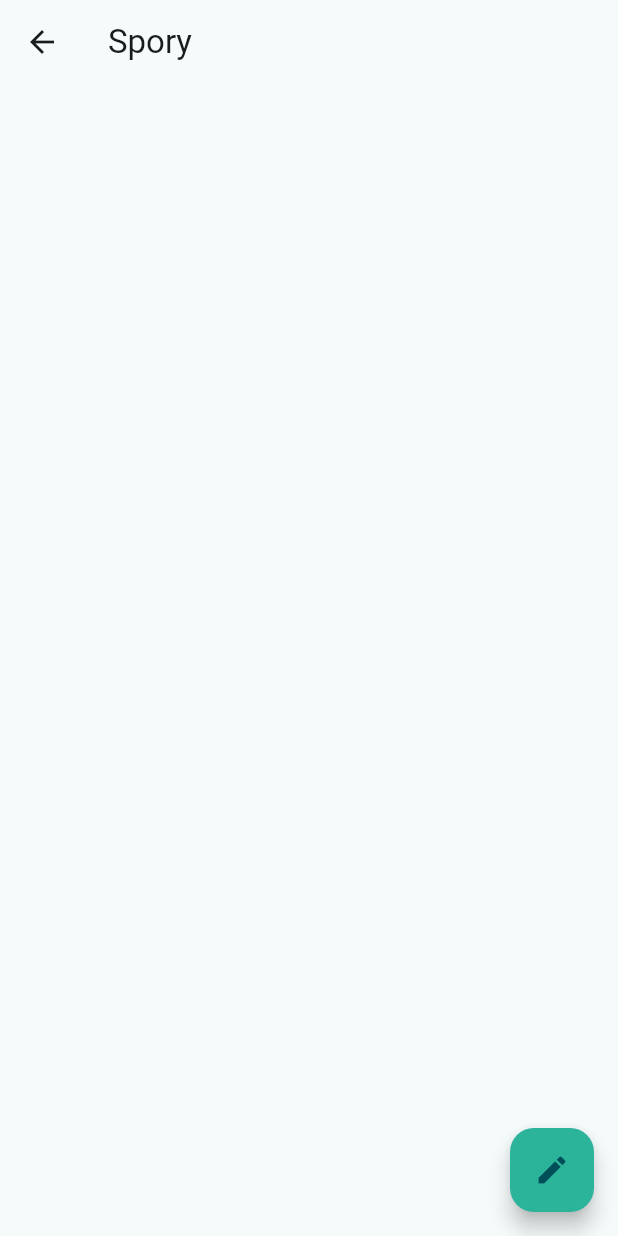
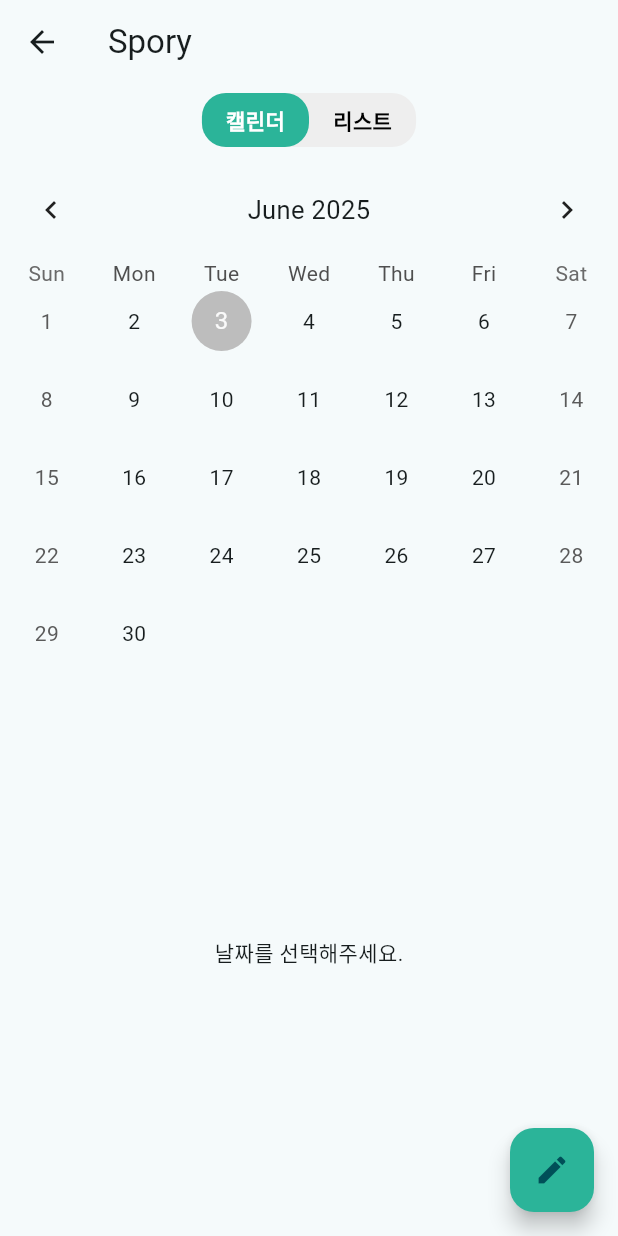
Before and after one commit to Joo-Ni/spory_frontend, a Flutter app: the StoryPage screen opened directly, on a phone screen of 412 x 824 dp. Run offline on Flutter 3.47's test engine with Material 3 defaults, Android fonts, the phone set to English and light mode, and no system bars; drawn by our look-alikes of table_calendar; our stand-ins replace location; missing offline and left inert: flutter_naver_map; statements that could not run were skipped.

Commit message:
add calendar not complete

```diff
--- a/lib/main.dart
+++ b/lib/main.dart
@@ -18,7 +18,7 @@ class MyApp extends StatelessWidget {
   @override
   Widget build(BuildContext context) {
     return MaterialApp(
-      title: 'Sports Connect',
+      title: 'Spory',
       theme: ThemeData(
         colorScheme: ColorScheme.fromSeed(seedColor: Colors.white),
         useMaterial3: true,
--- a/lib/tab/story/story_page.dart
+++ b/lib/tab/story/story_page.dart
@@ -1,6 +1,7 @@
 import 'package:flutter/material.dart';
+import 'package:table_calendar/table_calendar.dart'; // table_calendar 임포트
 
-import '../../create/create_page.dart';
+import '../../create/create_page.dart'; // CreatePage가 있다고 가정
 
 class StoryPage extends StatefulWidget {
   const StoryPage({super.key});
@@ -10,6 +11,14 @@ class StoryPage extends StatefulWidget {
 }
 
 class _StoryPageState extends State<StoryPage> {
+  // true면 캘린더 (왼쪽), false면 리스트 (오른쪽)
+  bool _showCalendar = true;
+
+  // table_calendar 관련 상태 변수
+  CalendarFormat _calendarFormat = CalendarFormat.month; // 캘린더 초기 형식
+  DateTime _focusedDay = DateTime.now(); // 캘린더가 현재 포커스하는 날짜
+  DateTime? _selectedDay; // 사용자가 선택한 날짜
+
   @override
   Widget build(BuildContext context) {
     return Scaffold(
@@ -25,51 +34,159 @@ class _StoryPageState extends State<StoryPage> {
       ),
       appBar: AppBar(
         title: const Text('Spory'),
+        bottom: PreferredSize(
+          preferredSize: Size.fromHeight(50.0), // bottom 위젯의 높이
+          child: Padding(
+            padding: const EdgeInsets.only(bottom: 8.0), // 하단에 약간의 여백 추가
+            child: Container(
+              decoration: BoxDecoration(
+                color: Colors.grey[200], // 배경색
+                borderRadius: BorderRadius.circular(16.0), // 둥근 모서리
+              ),
+              child: Row(
+                mainAxisSize: MainAxisSize.min, // Row의 크기를 자식 위젯에 맞춥니다.
+                children: [
+                  GestureDetector(
+                    onTap: () {
+                      setState(() {
+                        _showCalendar = true;
+                      });
+                    },
+                    child: Container(
+                      padding:
+                          EdgeInsets.symmetric(horizontal: 16.0, vertical: 8.0),
+                      decoration: BoxDecoration(
+                        color: _showCalendar
+                            ? Color.fromARGB(255, 43, 180, 153)
+                            : Colors.transparent,
+                        borderRadius: BorderRadius.circular(16.0),
+                      ),
+                      child: Text(
+                        '캘린더',
+                        style: TextStyle(
+                          color: _showCalendar ? Colors.white : Colors.black,
+                          fontWeight: FontWeight.bold,
+                        ),
+                      ),
+                    ),
+                  ),
+                  GestureDetector(
+                    onTap: () {
+                      setState(() {
+                        _showCalendar = false;
+                      });
+                    },
+                    child: Container(
+                      padding:
+                          EdgeInsets.symmetric(horizontal: 16.0, vertical: 8.0),
+                      decoration: BoxDecoration(
+                        color: !_showCalendar
+                            ? Color.fromARGB(255, 43, 180, 153)
+                            : Colors.transparent,
+                        borderRadius: BorderRadius.circular(16.0),
+                      ),
+                      child: Text(
+                        '리스트',
+                        style: TextStyle(
+                          color: !_showCalendar ? Colors.white : Colors.black,
+                          fontWeight: FontWeight.bold,
+                        ),
+                      ),
+                    ),
+                  ),
+                ],
+              ),
+            ),
+          ),
+        ),
       ),
       body: Padding(
         padding: const EdgeInsets.all(2.0),
-        // child: StreamBuilder<QuerySnapshot<Post>>(
-        //   stream: model.postsStream,
-        //   builder: (context, snapshot) {
-        //     if(snapshot.hasError) {
-        //       return const Text('알 수 없는 에러');
-        //     }
-
-        //     if(snapshot.connectionState == ConnectionState.waiting) {
-        //       return const Center(child: CircularProgressIndicator());
-        //     }
-
-        //     List<Post> posts = snapshot.data!.docs.map((e) => e.data()).toList();
-
-        //     return GridView.builder(
-        //       itemCount: posts.length,
-        //       gridDelegate: SliverGridDelegateWithFixedCrossAxisCount(
-        //         crossAxisCount: 3,
-        //         mainAxisSpacing: 2.0,
-        //         crossAxisSpacing: 2.0,
-        //       ),
-        //       itemBuilder: (BuildContext context, int index) {
-        //         final post = posts[index];
-        //         return GestureDetector(
-        //           onTap: () {
-        //             Navigator.push(
-        //                 context,
-        //                 MaterialPageRoute(builder: (context) => DetailPostPage(post: post)),
-        //             );
-        //           },
-        //           child: Hero(
-        //             tag: post.id,
-        //             child: Image.network(
-        //               post.imageUrl,
-        //               fit: BoxFit.cover,
-        //             ),
-        //           ),
-        //         );
-        //       },
-        //     );
-        //   }
-        // ),
+        child: _showCalendar
+            ? _buildCalendarView() // 캘린더 뷰
+            : _buildListView(), // 리스트 뷰
       ),
     );
   }
+
+  // 캘린더 뷰를 나타내는 위젯
+  Widget _buildCalendarView() {
+    return Column(
+      children: [
+        TableCalendar(
+          firstDay: DateTime.utc(2010, 1, 1), // 캘린더의 시작 날짜
+          lastDay: DateTime.utc(2040, 12, 31), // 캘린더의 마지막 날짜
+          focusedDay: _focusedDay, // 현재 포커스된 날짜
+          calendarFormat: _calendarFormat, // 캘린더 형식 (월, 주 등)
+          selectedDayPredicate: (day) {
+            // `_selectedDay`와 동일한 날짜인지 확인하여 선택된 날짜를 강조
+            return isSameDay(_selectedDay, day);
+          },
+          onDaySelected: (selectedDay, focusedDay) {
+            // 날짜가 선택되었을 때 호출됩니다.
+            if (!isSameDay(_selectedDay, selectedDay)) {
+              setState(() {
+                _selectedDay = selectedDay;
+                _focusedDay = focusedDay; // 선택된 날짜로 포커스 변경
+              });
+            }
+          },
+          onFormatChanged: (format) {
+            // 캘린더 형식이 변경되었을 때 호출됩니다.
+            if (_calendarFormat != format) {
+              setState(() {
+                _calendarFormat = format;
+              });
+            }
+          },
+          onPageChanged: (focusedDay) {
+            // 캘린더 페이지가 변경되었을 때 (월이 변경될 때) 호출됩니다.
+            _focusedDay = focusedDay;
+          },
+          // 캘린더 UI 스타일 설정 (선택 사항)
+          calendarStyle: CalendarStyle(
+            outsideDaysVisible: false, // 현재 월이 아닌 날짜를 숨길지 여부
+            selectedDecoration: BoxDecoration(
+              // 선택된 날짜의 데코레이션
+              color: Color.fromARGB(255, 43, 180, 153),
+              shape: BoxShape.circle,
+            ),
+            selectedTextStyle:
+                TextStyle(color: Colors.white), // 선택된 날짜의 텍스트 스타일
+            todayDecoration: BoxDecoration(
+              // 오늘 날짜의 데코레이션
+              color: Colors.grey[400],
+              shape: BoxShape.circle,
+            ),
+          ),
+          headerStyle: HeaderStyle(
+            formatButtonVisible: false, // 형식 변경 버튼 숨기기 (월, 주 등)
+            titleCentered: true, // 헤더 타이틀 중앙 정렬
+          ),
+        ),
+        // 선택된 날짜에 대한 추가 정보 또는 이벤트를 표시할 수 있는 공간
+        Expanded(
+          child: Center(
+            child: _selectedDay != null
+                ? Text(
+                    '선택된 날짜: ${_selectedDay!.toLocal().toString().split(' ')[0]}')
+                : Text('날짜를 선택해주세요.'),
+          ),
+        ),
+      ],
+    );
+  }
+
+  // 리스트 뷰를 나타내는 위젯
+  Widget _buildListView() {
+    return ListView(
+      children: const [
+        ListTile(title: Text('항목 1')),
+        ListTile(title: Text('항목 2')),
+        ListTile(title: Text('항목 3')),
+        ListTile(title: Text('항목 4')),
+        ListTile(title: Text('항목 5')),
+      ],
+    );
+  }
 }
--- a/lib/tab/tab_page.dart
+++ b/lib/tab/tab_page.dart
@@ -2,7 +2,7 @@ import 'package:flutter/material.dart';
 import 'package:location/location.dart';
 
 import 'account/account_page.dart';
-import 'home/home_page.dart';
+// import 'home/home_page.dart';
 import 'location/location_page.dart';
 import 'search/search_page.dart';
 import 'story/story_page.dart';
@@ -35,7 +35,7 @@ class _TabPageState extends State<TabPage> {
 
   List<Widget> getPages() {
     return [
-      HomePage(),
+      //HomePage(),
       LocationPage(locationData: locationData), // 수정된 부분
       SearchPage(),
       StoryPage(),
@@ -68,10 +68,10 @@ class _TabPageState extends State<TabPage> {
             });
           },
           items: const <BottomNavigationBarItem>[
-            BottomNavigationBarItem(
-              icon: Icon(Icons.home),
-              label: '홈',
-            ),
+            // BottomNavigationBarItem(
+            //   icon: Icon(Icons.home),
+            //   label: '홈',
+            // ),
             BottomNavigationBarItem(
               icon: Icon(Icons.place),
               label: '지도',
--- a/pubspec.yaml
+++ b/pubspec.yaml
@@ -37,6 +37,7 @@ dependencies:
   flutter_naver_map: ^1.3.0+1
   permission_handler: ^11.4.0
   location: ^8.0.0
+  table_calendar: ^3.2.0
 
 dev_dependencies:
   flutter_test:
```
Also changed, not shown: lib/auth/auth_gate.dart (added, +45 -0 lines), 4 other files.
